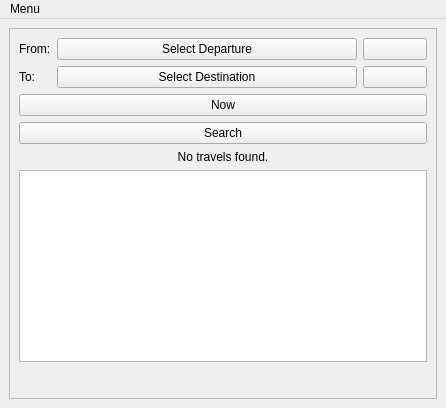
This is travelsearchwindow.ui in dragly/trafikanten-maemo as Qt 5 draws it before an edit. The edited form follows.
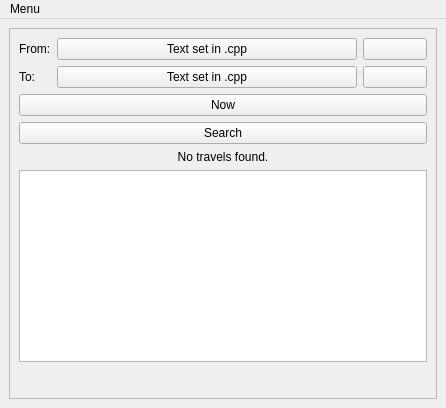
This is the edited form. Icons and pictures are not drawn.

Patch:
```diff
--- a/travelsearchwindow.ui
+++ b/travelsearchwindow.ui
@@ -26,7 +26,7 @@
          <x>0</x>
          <y>0</y>
          <width>426</width>
-         <height>367</height>
+         <height>364</height>
         </rect>
        </property>
        <layout class="QVBoxLayout" name="verticalLayout_2">
@@ -47,7 +47,7 @@
             <item>
              <widget class="QPushButton" name="btnPlaceFrom">
               <property name="text">
-               <string>Select Departure</string>
+               <string>Text set in .cpp</string>
               </property>
              </widget>
             </item>
@@ -103,7 +103,7 @@
             <item>
              <widget class="QPushButton" name="btnPlaceTo">
               <property name="text">
-               <string>Select Destination</string>
+               <string>Text set in .cpp</string>
               </property>
              </widget>
             </item>
```
Left out of the diff: 2 changed lines with no effect on the pictures.
